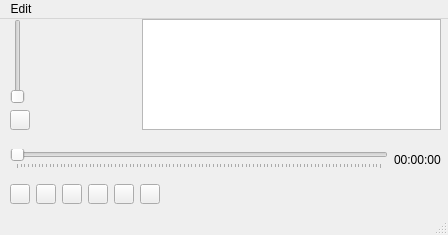
Qt form app/src/mainwindow.ui (ailchuk/uamp) before a commit.
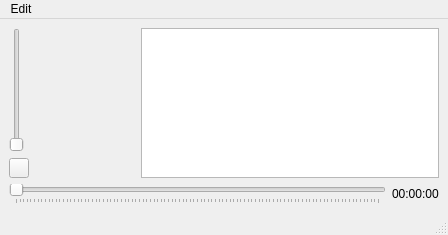
The same form after that commit. Icons and pictures are not drawn.

Commit message: build the ui, but for some reason, it doesn't work

What changed in the file:
```diff
--- a/app/src/mainwindow.ui
+++ b/app/src/mainwindow.ui
@@ -14,15 +14,8 @@
    <string>MainWindow</string>
   </property>
   <widget class="QWidget" name="centralwidget">
-   <widget class="QWidget" name="horizontalLayoutWidget">
-    <property name="geometry">
-     <rect>
-      <x>10</x>
-      <y>0</y>
-      <width>431</width>
-      <height>111</height>
-     </rect>
-    </property>
+   <layout class="QGridLayout" name="gridLayout">
+    <item row="0" column="0">
     <layout class="QHBoxLayout" name="horizontalLayout">
      <item>
       <layout class="QVBoxLayout" name="verticalLayout">
@@ -106,16 +99,8 @@
       </widget>
      </item>
     </layout>
-   </widget>
-   <widget class="QWidget" name="horizontalLayoutWidget_2">
-    <property name="geometry">
-     <rect>
-      <x>10</x>
-      <y>120</y>
-      <width>431</width>
-      <height>41</height>
-     </rect>
-    </property>
+    </item>
+    <item row="1" column="0">
     <layout class="QHBoxLayout" name="horizontalLayout_2">
      <item>
       <widget class="QSlider" name="horizontalSliderSongProgress">
@@ -138,150 +123,11 @@
       </widget>
      </item>
     </layout>
-   </widget>
-   <widget class="QWidget" name="horizontalLayoutWidget_3">
-    <property name="geometry">
-     <rect>
-      <x>10</x>
-      <y>160</y>
-      <width>431</width>
-      <height>31</height>
-     </rect>
-    </property>
-    <layout class="QHBoxLayout" name="horizontalLayout_3">
-     <item>
-      <widget class="QPushButton" name="pushButtonPrevious">
-       <property name="maximumSize">
-        <size>
-         <width>20</width>
-         <height>20</height>
-        </size>
-       </property>
-       <property name="text">
-        <string/>
-       </property>
-       <property name="icon">
-        <iconset resource="../resources/myres.qrc">
-         <normaloff>:/previous.png</normaloff>:/previous.png</iconset>
-       </property>
-      </widget>
-     </item>
-     <item>
-      <widget class="QPushButton" name="pushButtonRewindLeft">
-       <property name="maximumSize">
-        <size>
-         <width>20</width>
-         <height>20</height>
-        </size>
-       </property>
-       <property name="text">
-        <string/>
-       </property>
-       <property name="icon">
-        <iconset resource="../resources/myres.qrc">
-         <normaloff>:/rewind_left.png</normaloff>:/rewind_left.png</iconset>
-       </property>
-      </widget>
-     </item>
-     <item>
-      <widget class="QPushButton" name="pushButtonStop">
-       <property name="maximumSize">
-        <size>
-         <width>20</width>
-         <height>20</height>
-        </size>
-       </property>
-       <property name="text">
-        <string/>
-       </property>
-       <property name="icon">
-        <iconset resource="../resources/myres.qrc">
-         <normaloff>:/stop.png</normaloff>:/stop.png</iconset>
-       </property>
-      </widget>
-     </item>
-     <item>
-      <widget class="QPushButton" name="pushButtonPlayPause">
-       <property name="maximumSize">
-        <size>
-         <width>20</width>
-         <height>20</height>
-        </size>
-       </property>
-       <property name="text">
-        <string/>
-       </property>
-       <property name="icon">
-        <iconset resource="../resources/myres.qrc">
-         <normaloff>:/play.png</normaloff>:/play.png</iconset>
-       </property>
-      </widget>
-     </item>
-     <item>
-      <widget class="QPushButton" name="pushButtonRewindRight">
-       <property name="maximumSize">
-        <size>
-         <width>20</width>
-         <height>20</height>
-        </size>
-       </property>
-       <property name="text">
-        <string/>
-       </property>
-       <property name="icon">
-        <iconset resource="../resources/myres.qrc">
-         <normaloff>:/rewind_right.png</normaloff>:/rewind_right.png</iconset>
-       </property>
-      </widget>
-     </item>
-     <item>
-      <widget class="QPushButton" name="pushButtonNext">
-       <property name="maximumSize">
-        <size>
-         <width>20</width>
-         <height>20</height>
-        </size>
-       </property>
-       <property name="text">
-        <string/>
-       </property>
-       <property name="icon">
-        <iconset resource="../resources/myres.qrc">
-         <normaloff>:/next.png</normaloff>:/next.png</iconset>
-       </property>
-      </widget>
-     </item>
-     <item>
-      <spacer name="horizontalSpacer">
-       <property name="orientation">
-        <enum>Qt::Horizontal</enum>
-       </property>
-       <property name="sizeHint" stdset="0">
-        <size>
-         <width>40</width>
-         <height>20</height>
-        </size>
-       </property>
-      </spacer>
-     </item>
-     <item>
-      <widget class="QLabel" name="currentTrack">
-       <property name="minimumSize">
-        <size>
-         <width>150</width>
-         <height>0</height>
-        </size>
-       </property>
-       <property name="text">
-        <string/>
-       </property>
-       <property name="textFormat">
-        <enum>Qt::AutoText</enum>
-       </property>
-      </widget>
-     </item>
-    </layout>
-   </widget>
+    </item>
+    <item row="2" column="0">
+     <layout class="QHBoxLayout" name="horizontalLayout_3"/>
+    </item>
+   </layout>
   </widget>
   <widget class="QMenuBar" name="menubar">
    <property name="geometry">
```
Lines whose indentation alone changed are shown as unchanged. The commit also changes 5 other files.
